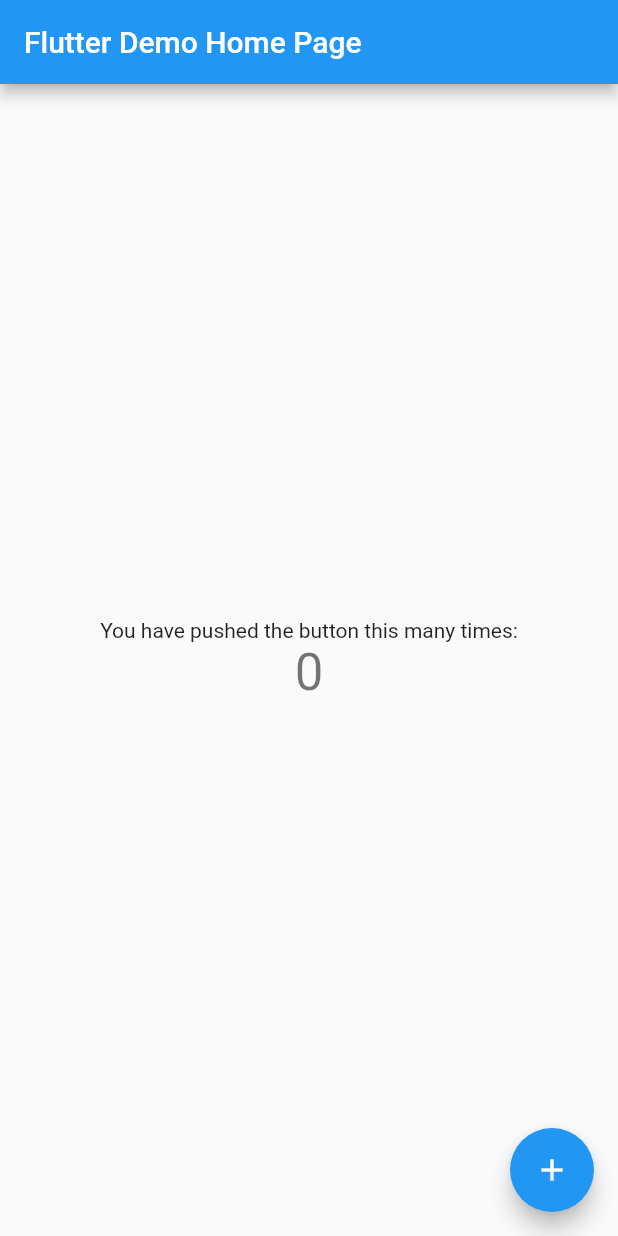
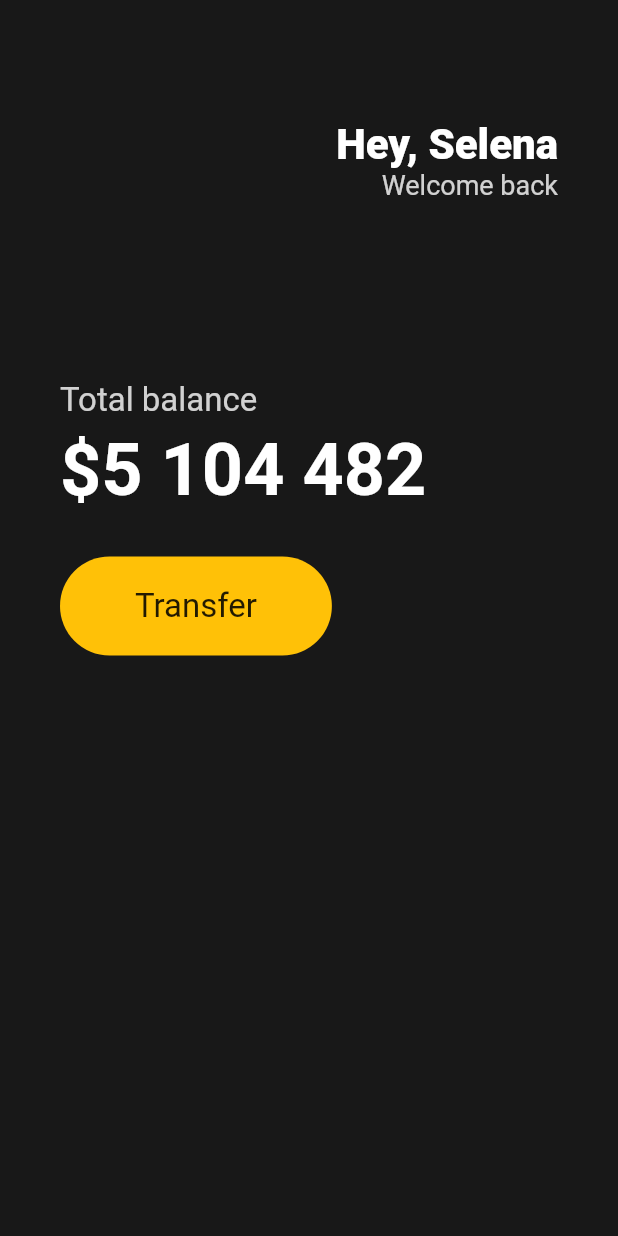
Before and after one commit to Potato-Y/nomadcoders_toonflix, a Flutter app: the screen it shows after launch, on a phone screen of 412 x 824 dp. Run offline on Flutter 3.47's test engine with Material 2 defaults, Android fonts, the phone set to English and light mode, and no system bars.

Commit message:
~3.4 까지 진행

```diff
--- a/lib/main.dart
+++ b/lib/main.dart
@@ -1,115 +1,101 @@
 import 'package:flutter/material.dart';
+import 'package:flutter/src/widgets/container.dart';
+import 'package:flutter/src/widgets/framework.dart';
 
-void main() {
-  runApp(const MyApp());
+void main(List<String> args) {
+  runApp(const App());
 }
 
-class MyApp extends StatelessWidget {
-  const MyApp({super.key});
+class App extends StatelessWidget {
+  const App({super.key});
 
-  // This widget is the root of your application.
   @override
   Widget build(BuildContext context) {
     return MaterialApp(
-      title: 'Flutter Demo',
-      theme: ThemeData(
-        // This is the theme of your application.
-        //
-        // Try running your application with "flutter run". You'll see the
-        // application has a blue toolbar. Then, without quitting the app, try
-        // changing the primarySwatch below to Colors.green and then invoke
-        // "hot reload" (press "r" in the console where you ran "flutter run",
-        // or simply save your changes to "hot reload" in a Flutter IDE).
-        // Notice that the counter didn't reset back to zero; the application
-        // is not restarted.
-        primarySwatch: Colors.blue,
+      home: Scaffold(
+        backgroundColor: const Color(0xFF181818),
+        body: Padding(
+          padding: const EdgeInsets.symmetric(horizontal: 40),
+          child: Column(
+            crossAxisAlignment: CrossAxisAlignment.start,
+            children: [
+              const SizedBox(
+                height: 80,
+              ),
+              Row(
+                mainAxisAlignment: MainAxisAlignment.end,
+                children: [
+                  Column(
+                    crossAxisAlignment: CrossAxisAlignment.end,
+                    children: [
+                      const Text(
+                        'Hey, Selena',
+                        style: TextStyle(
+                          fontSize: 28,
+                          fontWeight: FontWeight.w800,
+                          color: Colors.white,
+                        ),
+                      ),
+                      Text(
+                        'Welcome back',
+                        style: TextStyle(
+                          fontSize: 18,
+                          color: Colors.white.withOpacity(0.8),
+                        ),
+                      ),
+                    ],
+                  )
+                ],
+              ),
+              const SizedBox(
+                height: 120,
+              ),
+              Text(
+                'Total balance',
+                style: TextStyle(
+                  fontSize: 22,
+                  color: Colors.white.withOpacity(0.8),
+                ),
+              ),
+              const SizedBox(
+                height: 5,
+              ),
+              const Text(
+                '\$5 104 482',
+                style: TextStyle(
+                  fontSize: 48,
+                  fontWeight: FontWeight.w600,
+                  color: Colors.white,
+                ),
+              ),
+              const SizedBox(
+                height: 30,
+              ),
+              Row(
+                children: [
+                  Container(
+                    decoration: BoxDecoration(
+                        color: Colors.amber,
+                        borderRadius: BorderRadius.circular(45)),
+                    child: const Padding(
+                      padding: EdgeInsets.symmetric(
+                        vertical: 20,
+                        horizontal: 50,
+                      ),
+                      child: Text(
+                        'Transfer',
+                        style: TextStyle(
+                          fontSize: 22,
+                        ),
+                      ),
+                    ),
+                  )
+                ],
+              )
+            ],
+          ),
+        ),
       ),
-      home: const MyHomePage(title: 'Flutter Demo Home Page'),
     );
   }
 }
-
-class MyHomePage extends StatefulWidget {
-  const MyHomePage({super.key, required this.title});
-
-  // This widget is the home page of your application. It is stateful, meaning
-  // that it has a State object (defined below) that contains fields that affect
-  // how it looks.
-
-  // This class is the configuration for the state. It holds the values (in this
-  // case the title) provided by the parent (in this case the App widget) and
-  // used by the build method of the State. Fields in a Widget subclass are
-  // always marked "final".
-
-  final String title;
-
-  @override
-  State<MyHomePage> createState() => _MyHomePageState();
-}
-
-class _MyHomePageState extends State<MyHomePage> {
-  int _counter = 0;
-
-  void _incrementCounter() {
-    setState(() {
-      // This call to setState tells the Flutter framework that something has
-      // changed in this State, which causes it to rerun the build method below
-      // so that the display can reflect the updated values. If we changed
-      // _counter without calling setState(), then the build method would not be
-      // called again, and so nothing would appear to happen.
-      _counter++;
-    });
-  }
-
-  @override
-  Widget build(BuildContext context) {
-    // This method is rerun every time setState is called, for instance as done
-    // by the _incrementCounter method above.
-    //
-    // The Flutter framework has been optimized to make rerunning build methods
-    // fast, so that you can just rebuild anything that needs updating rather
-    // than having to individually change instances of widgets.
-    return Scaffold(
-      appBar: AppBar(
-        // Here we take the value from the MyHomePage object that was created by
-        // the App.build method, and use it to set our appbar title.
-        title: Text(widget.title),
-      ),
-      body: Center(
-        // Center is a layout widget. It takes a single child and positions it
-        // in the middle of the parent.
-        child: Column(
-          // Column is also a layout widget. It takes a list of children and
-          // arranges them vertically. By default, it sizes itself to fit its
-          // children horizontally, and tries to be as tall as its parent.
-          //
-          // Invoke "debug painting" (press "p" in the console, choose the
-          // "Toggle Debug Paint" action from the Flutter Inspector in Android
-          // Studio, or the "Toggle Debug Paint" command in Visual Studio Code)
-          // to see the wireframe for each widget.
-          //
-          // Column has various properties to control how it sizes itself and
-          // how it positions its children. Here we use mainAxisAlignment to
-          // center the children vertically; the main axis here is the vertical
-          // axis because Columns are vertical (the cross axis would be
-          // horizontal).
-          mainAxisAlignment: MainAxisAlignment.center,
-          children: <Widget>[
-            const Text(
-              'You have pushed the button this many times:',
-            ),
-            Text(
-              '$_counter',
-              style: Theme.of(context).textTheme.headline4,
-            ),
-          ],
-        ),
-      ),
-      floatingActionButton: FloatingActionButton(
-        onPressed: _incrementCounter,
-        tooltip: 'Increment',
-        child: const Icon(Icons.add),
-      ), // This trailing comma makes auto-formatting nicer for build methods.
-    );
-  }
-}
```
